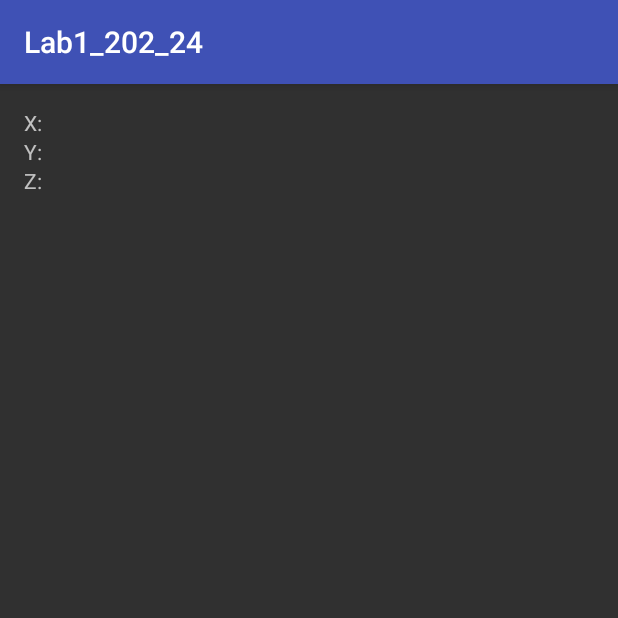
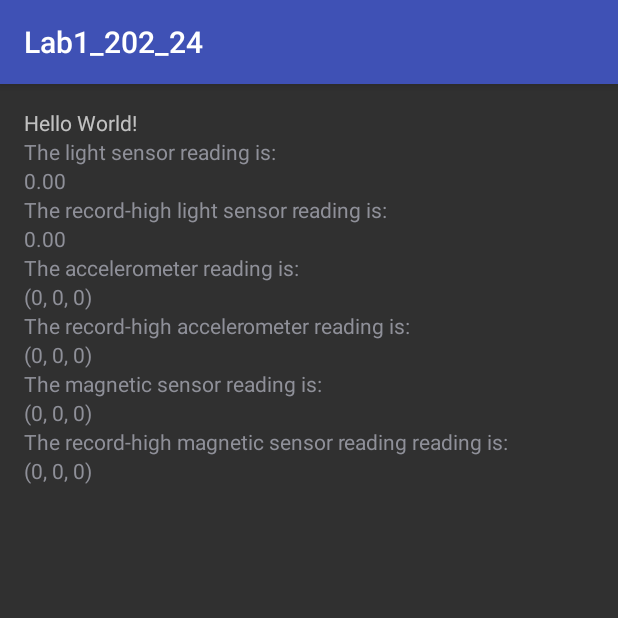
Before and after one commit to PatzHum/Lab1_202_24, an Android app: the screen it shows after launch (MainActivity), on a phone screen of 412 x 824 dp, the top half of it. Run offline under Robolectric (Android 15) with nearby library versions, the phone set to English and light mode, and no system bars.

Commit message:
added most sensors readings and record-highs
i have no idea what im doing

```diff
--- a/app/src/main/java/lab0_202_24/uwaterloo/ca/lab1_202_24/MainActivity.java
+++ b/app/src/main/java/lab0_202_24/uwaterloo/ca/lab1_202_24/MainActivity.java
@@ -5,45 +5,98 @@ import android.hardware.Sensor;
 import android.hardware.SensorEvent;
 import android.hardware.SensorEventListener;
 import android.hardware.SensorManager;
+import android.os.Bundle;
 import android.support.v7.app.AppCompatActivity;
-import android.os.Bundle;
-import android.view.View;
-import android.widget.EditText;
 import android.widget.LinearLayout;
-import android.widget.RelativeLayout;
 import android.widget.TextView;
 
-public class MainActivity extends AppCompatActivity implements SensorEventListener{
+public class MainActivity extends AppCompatActivity implements SensorEventListener {
 
-    private TextView xCoord, yCoord, zCoord;
+    private TextView tv_light, tv_lightreading, tv_light_high, tv_lightreading_high;
+    private TextView tv_accel, tv_accelreading, tv_accel_high, tv_accelreading_high;
+    private TextView tv_mag, tv_magreading, tv_mag_high, tv_magreading_high;
+
+    double maxLight = 0, maxAccel_x = 0, maxAccel_y = 0, maxAccel_z = 0, maxMag_x = 0, maxMag_y = 0, maxMag_z = 0;
 
     private SensorManager mSensorManager;
+    private Sensor mLightSensor;
     private Sensor mAccelerometer;
     //private float[] mGravity = new float[3];
+    private Sensor mMagSensor;
 
     @Override
     protected void onCreate(Bundle savedInstanceState) {
         super.onCreate(savedInstanceState);
         setContentView(R.layout.activity_main);
 
-        xCoord = (TextView) findViewById(R.id.x_coord);
-        yCoord = (TextView) findViewById(R.id.y_coord);
-        zCoord = (TextView) findViewById(R.id.z_coord);
-
-        /*LinearLayout relativeLayout = (LinearLayout) findViewById(R.id.activity_main);
-
-        xCoord = new TextView(getApplicationContext());
-        xCoord.setText("Hello!");
-        relativeLayout.addView(xCoord);*/
-
+        //sensor stuff
         mSensorManager = (SensorManager) getSystemService(Context.SENSOR_SERVICE);
         mAccelerometer = mSensorManager.getDefaultSensor(Sensor.TYPE_ACCELEROMETER);
+        mLightSensor = mSensorManager.getDefaultSensor(Sensor.TYPE_LIGHT);
+        mMagSensor = mSensorManager.getDefaultSensor(Sensor.TYPE_MAGNETIC_FIELD);
+
+
+        //reference linear layout
+        LinearLayout layout = (LinearLayout)findViewById(R.id.lin_layout);
+        layout.setOrientation(LinearLayout.VERTICAL);
+
+        /////////////////////////create required textviews and add to linear layout//////////////////////////////
+        //light sensor textviews
+        tv_light = new TextView(getApplicationContext());
+        layout.addView(tv_light);
+        tv_light.setText("The light sensor reading is:");
+        tv_lightreading = new TextView(getApplicationContext()); //textview for the reading values
+        layout.addView(tv_lightreading);
+        tv_lightreading.setText("0.00");
+
+        //record high light sensor textviews
+        tv_light_high = new TextView(getApplicationContext());
+        layout.addView(tv_light_high);
+        tv_light_high.setText("The record-high light sensor reading is:");
+        tv_lightreading_high = new TextView(getApplicationContext()); //textview for the reading values
+        layout.addView(tv_lightreading_high);
+        tv_lightreading_high.setText("0.00");
+
+        //accelerometer textviews
+        tv_accel = new TextView(getApplicationContext());
+        layout.addView(tv_accel);
+        tv_accel.setText("The accelerometer reading is:");
+        tv_accelreading = new TextView(getApplicationContext()); //textview for the reading values
+        layout.addView(tv_accelreading);
+        tv_accelreading.setText("(0, 0, 0)");
+
+        //record high accelerometer textviews
+        tv_accel_high = new TextView(getApplicationContext());
+        layout.addView(tv_accel_high);
+        tv_accel_high.setText("The record-high accelerometer reading is:");
+        tv_accelreading_high = new TextView(getApplicationContext()); //textview for the reading values
+        layout.addView(tv_accelreading_high);
+        tv_accelreading_high.setText("(0, 0, 0)");
+
+        //magnetic sensor textviews
+        tv_mag = new TextView(getApplicationContext());
+        layout.addView(tv_mag);
+        tv_mag.setText("The magnetic sensor reading is:");
+        tv_magreading = new TextView(getApplicationContext()); //textview for the reading values
+        layout.addView(tv_magreading);
+        tv_magreading.setText("(0, 0, 0)");
+
+        //record high magnetic sensor textviews
+        tv_mag_high = new TextView(getApplicationContext());
+        layout.addView(tv_mag_high);
+        tv_mag_high.setText("The record-high magnetic sensor reading reading is:");
+        tv_magreading_high = new TextView(getApplicationContext()); //textview for the reading values
+        layout.addView(tv_magreading_high);
+        tv_magreading_high.setText("(0, 0, 0)");
+
     }
 
     @Override
     protected void onResume(){
         super.onResume();
+        mSensorManager.registerListener(this, mLightSensor, SensorManager.SENSOR_DELAY_NORMAL);
         mSensorManager.registerListener(this, mAccelerometer, SensorManager.SENSOR_DELAY_NORMAL);
+        mSensorManager.registerListener(this, mMagSensor, SensorManager.SENSOR_DELAY_NORMAL);
     }
 
     @Override
@@ -59,12 +112,48 @@ public class MainActivity extends AppCompatActivity implements SensorEventListen
 
     @Override
     public void onSensorChanged(SensorEvent event){
+
+        //changes in light sensor
+        if(event.sensor.getType() == Sensor.TYPE_LIGHT){
+            tv_lightreading.setText(String.format("%.2f",event.values[0]));
+            //check if max light achieved
+            double currLight = event.values[0];
+            if(currLight > maxLight){
+                maxLight = currLight;
+                tv_lightreading_high.setText(String.format("%.2f",maxLight));
+            }
+        }
+
+        //changes in accelerometer
         if (event.sensor.getType() == Sensor.TYPE_ACCELEROMETER){
-            xCoord.setText(Float.toString(event.values[0]));
-            yCoord.setText(Float.toString(event.values[1]));
-            zCoord.setText(Float.toString(event.values[2]));
+            tv_accelreading.setText("(" + String.format("%.2f",event.values[0]) + ", " + String.format("%.2f",event.values[1]) + ", " + String.format("%.2f",event.values[2]) + ")");
+            //check if max acceleration components achieved
+            if(event.values[0] > maxAccel_x){
+                maxAccel_x = event.values[0];
+            }
+            if(event.values[1] > maxAccel_y){
+                maxAccel_y = event.values[1];
+            }
+            if(event.values[2] > maxAccel_z){
+                maxAccel_z = event.values[2];
+            }
+            tv_accelreading_high.setText("(" + String.format("%.2f",maxAccel_x) + ", " + String.format("%.2f",maxAccel_y) + ", " + String.format("%.2f",maxAccel_z) + ")");
+        }
+
+        //changes in magnetic sensor
+        if(event.sensor.getType() == Sensor.TYPE_MAGNETIC_FIELD){
+            tv_magreading.setText("(" + String.format("%.2f",event.values[0]) + ", " + String.format("%.2f",event.values[1]) + ", " + String.format("%.2f",event.values[2]) + ")");
+            //check if max acceleration components achieved
+            if(event.values[0] > maxMag_x){
+                maxMag_x = event.values[0];
+            }
+            if(event.values[1] > maxMag_y){
+                maxMag_y = event.values[1];
+            }
+            if(event.values[2] > maxMag_z){
+                maxMag_z = event.values[2];
+            }
+            tv_magreading_high.setText("(" + String.format("%.2f",maxMag_x) + ", " + String.format("%.2f",maxMag_y) + ", " + String.format("%.2f",maxMag_z) + ")");
         }
     }
-
-
 }
--- a/app/src/main/res/layout/activity_main.xml
+++ b/app/src/main/res/layout/activity_main.xml
@@ -1,35 +1,26 @@
 <?xml version="1.0" encoding="utf-8"?>
+
+<ScrollView xmlns:android="http://schemas.android.com/apk/res/android"
+    android:id="@+id/scroll"
+    android:layout_width="fill_parent"
+    android:layout_height="wrap_content">
+
     <LinearLayout xmlns:android="http://schemas.android.com/apk/res/android"
-
         xmlns:tools="http://schemas.android.com/tools"
-    android:orientation="vertical"
-    android:id="@+id/activity_main"
+        android:id="@+id/lin_layout"
         android:layout_width="match_parent"
-    android:layout_height="match_parent"
+        android:layout_height="wrap_content"
         android:paddingBottom="@dimen/activity_vertical_margin"
         android:paddingLeft="@dimen/activity_horizontal_margin"
         android:paddingRight="@dimen/activity_horizontal_margin"
         android:paddingTop="@dimen/activity_vertical_margin"
-    tools:context="lab0_202_24.uwaterloo.ca.lab1_202_24.MainActivity">
+        tools:context="lab1_202_24.uwaterloo.ca.lab1_202_24.Lab1_202_24">
 
         <TextView
             android:layout_width="wrap_content"
             android:layout_height="wrap_content"
-        android:id="@+id/x_coord"
-        android:text="X:" />
-
-    <TextView
-        android:layout_width="wrap_content"
-        android:layout_height="wrap_content"
-        android:id="@+id/y_coord"
-        android:text="Y:" />
-
-    <TextView
-        android:layout_width="wrap_content"
-        android:layout_height="wrap_content"
-        android:id="@+id/z_coord"
-        android:text="Z:" />
-
-
+            android:text="Hello World!" />
 
     </LinearLayout>
+
+</ScrollView>
```
Lines whose indentation alone changed are shown as unchanged.
